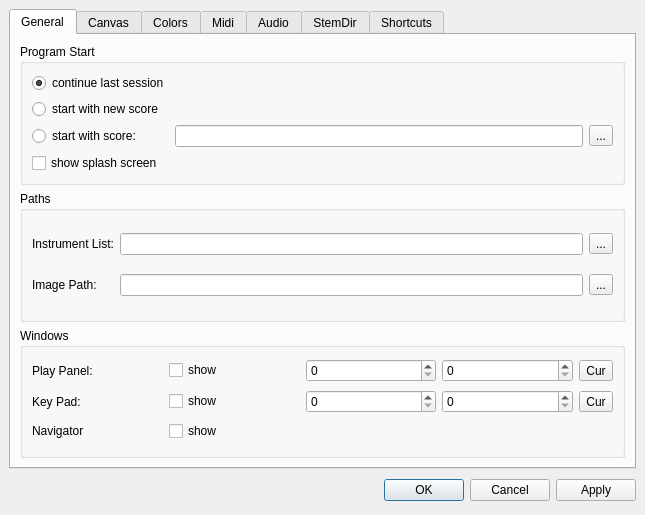
musescore/musescore-old, file mscore/mscore/prefsdialog.ui: the form before one commit.
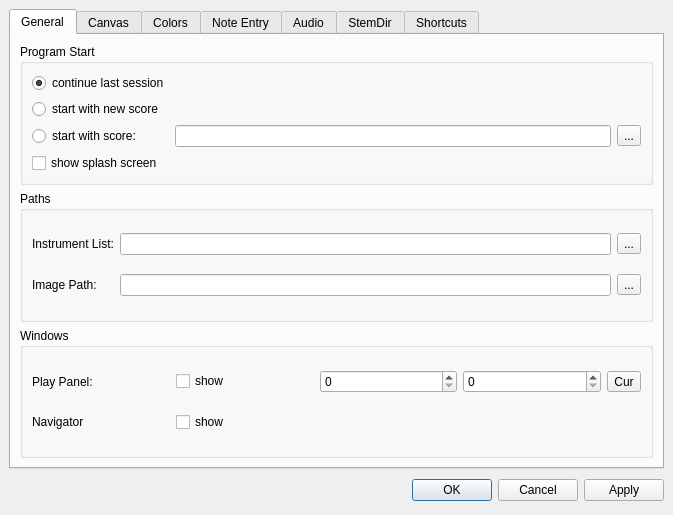
The form after the commit. Icons and pictures are not drawn. Custom widgets are drawn as their Qt base class.

The edit to the form file:
```diff
--- a/mscore/mscore/prefsdialog.ui
+++ b/mscore/mscore/prefsdialog.ui
@@ -5,7 +5,7 @@
    <rect>
     <x>0</x>
     <y>0</y>
-    <width>645</width>
+    <width>673</width>
     <height>515</height>
    </rect>
   </property>
@@ -206,26 +206,25 @@
           <bool>true</bool>
          </property>
          <layout class="QGridLayout" >
-          <property name="leftMargin" >
-           <number>9</number>
-          </property>
-          <property name="topMargin" >
-           <number>9</number>
-          </property>
-          <property name="rightMargin" >
-           <number>9</number>
-          </property>
-          <property name="bottomMargin" >
-           <number>9</number>
-          </property>
-          <property name="horizontalSpacing" >
-           <number>6</number>
-          </property>
-          <property name="verticalSpacing" >
-           <number>6</number>
-          </property>
-          <item row="1" column="3" >
-           <widget class="QSpinBox" name="keyPadY" >
+          <item row="0" column="0" >
+           <widget class="QLabel" name="label_17" >
+            <property name="text" >
+             <string>Play Panel:</string>
+            </property>
+            <property name="textFormat" >
+             <enum>Qt::PlainText</enum>
+            </property>
+           </widget>
+          </item>
+          <item row="0" column="1" >
+           <widget class="QCheckBox" name="playPanelShow" >
+            <property name="text" >
+             <string>show</string>
+            </property>
+           </widget>
+          </item>
+          <item row="0" column="2" >
+           <widget class="QSpinBox" name="playPanelX" >
             <property name="maximum" >
              <number>9999</number>
             </property>
@@ -238,76 +237,14 @@
             </property>
            </widget>
           </item>
-          <item row="1" column="6" >
-           <widget class="QToolButton" name="keyPadCur" >
-            <property name="text" >
-             <string>Cur</string>
-            </property>
-           </widget>
-          </item>
-          <item row="0" column="6" >
+          <item row="0" column="4" >
            <widget class="QToolButton" name="playPanelCur" >
             <property name="text" >
              <string>Cur</string>
             </property>
            </widget>
           </item>
-          <item row="1" column="2" >
-           <widget class="QSpinBox" name="keyPadX" >
-            <property name="maximum" >
-             <number>9999</number>
-            </property>
-           </widget>
-          </item>
-          <item row="0" column="2" >
-           <widget class="QSpinBox" name="playPanelX" >
-            <property name="maximum" >
-             <number>9999</number>
-            </property>
-           </widget>
-          </item>
-          <item row="0" column="1" >
-           <widget class="QCheckBox" name="playPanelShow" >
-            <property name="text" >
-             <string>show</string>
-            </property>
-           </widget>
-          </item>
-          <item row="1" column="1" >
-           <widget class="QCheckBox" name="keyPadShow" >
-            <property name="text" >
-             <string>show</string>
-            </property>
-           </widget>
-          </item>
-          <item row="2" column="1" >
-           <widget class="QCheckBox" name="navigatorShow" >
-            <property name="text" >
-             <string>show</string>
-            </property>
-           </widget>
-          </item>
-          <item row="0" column="0" >
-           <widget class="QLabel" name="label_17" >
-            <property name="text" >
-             <string>Play Panel:</string>
-            </property>
-            <property name="textFormat" >
-             <enum>Qt::PlainText</enum>
-            </property>
-           </widget>
-          </item>
           <item row="1" column="0" >
-           <widget class="QLabel" name="label_18" >
-            <property name="text" >
-             <string>Key Pad:</string>
-            </property>
-            <property name="textFormat" >
-             <enum>Qt::PlainText</enum>
-            </property>
-           </widget>
-          </item>
-          <item row="2" column="0" >
            <widget class="QLabel" name="label_19" >
             <property name="text" >
              <string>Navigator</string>
@@ -317,6 +254,13 @@
             </property>
            </widget>
           </item>
+          <item row="1" column="1" >
+           <widget class="QCheckBox" name="navigatorShow" >
+            <property name="text" >
+             <string>show</string>
+            </property>
+           </widget>
+          </item>
          </layout>
         </widget>
        </item>
@@ -791,7 +735,7 @@
      </widget>
      <widget class="QWidget" name="tab4" >
       <attribute name="title" >
-       <string>Midi</string>
+       <string>Note Entry</string>
       </attribute>
       <layout class="QVBoxLayout" >
        <item>
@@ -804,7 +748,38 @@
        <item>
         <widget class="QCheckBox" name="playNotes" >
          <property name="text" >
-          <string>Play Notes when editing</string>
+          <string>Play notes when editing</string>
+         </property>
+        </widget>
+       </item>
+       <item>
+        <widget class="QCheckBox" name="alternateInput" >
+         <property name="text" >
+          <string>Alternate input method</string>
+         </property>
+        </widget>
+       </item>
+       <item>
+        <widget class="QLabel" name="label_18" >
+         <property name="sizePolicy" >
+          <sizepolicy vsizetype="Expanding" hsizetype="Expanding" >
+           <horstretch>0</horstretch>
+           <verstretch>0</verstretch>
+          </sizepolicy>
+         </property>
+         <property name="font" >
+          <font>
+           <italic>true</italic>
+          </font>
+         </property>
+         <property name="text" >
+          <string>When pressing F in note entry mode the created note pitch depends on the current clef. In G-major a fis is created. If the alternate input method is enabled, the current clef is irrelevant. Pressing F always creates a f note.</string>
+         </property>
+         <property name="wordWrap" >
+          <bool>true</bool>
+         </property>
+         <property name="indent" >
+          <number>20</number>
          </property>
         </widget>
        </item>
```
Left out of the diff: 2 changed lines with no effect on the pictures.
